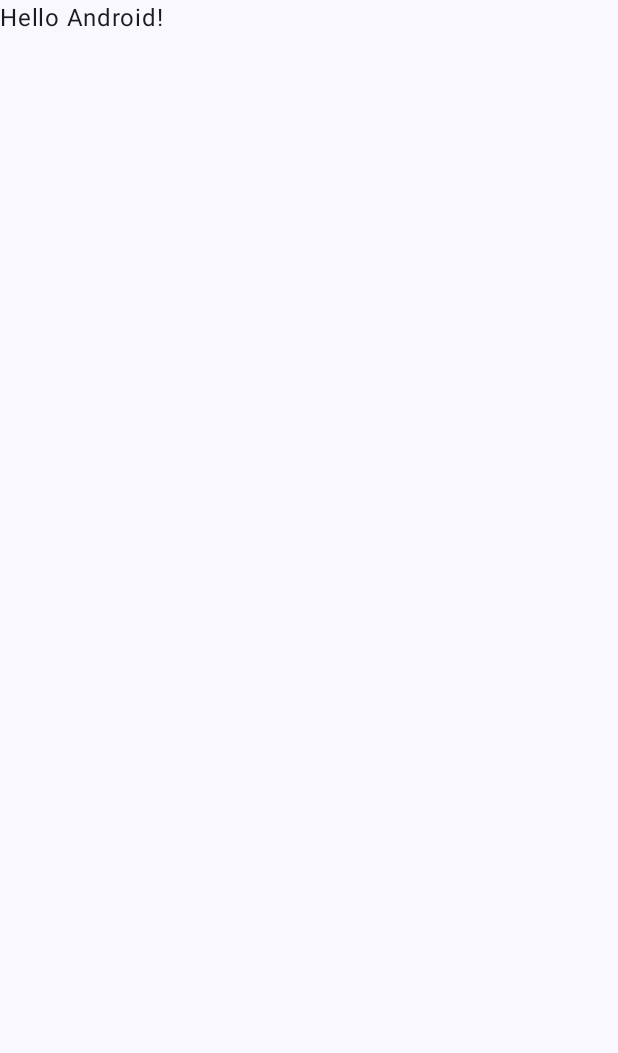
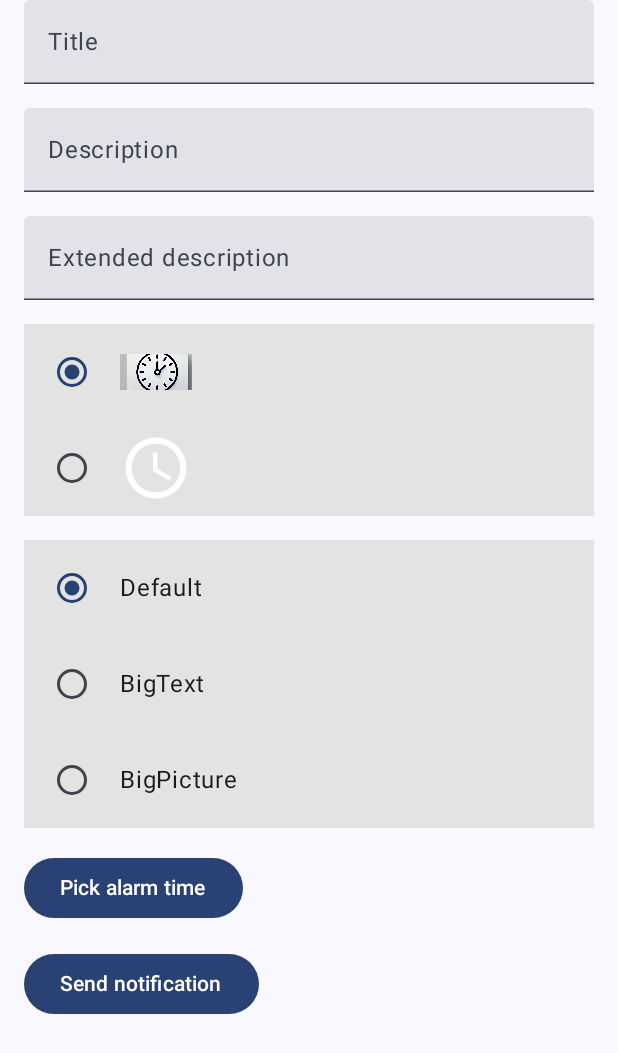
Before and after one commit to michaldziuba03/umcs-mobile-dev, an Android app built with Jetpack Compose: the screen it shows after launch (MainActivity), on a phone screen of 412 x 824 dp. Before the commit the part shown is almost empty. Shown: the top 1053 px of the screen. Run offline under Robolectric (Android 15) with nearby library versions, the phone set to English and light mode, and no system bars.

Commit message:
prepare ui for zad4

```diff
--- a/zad4/app/src/main/java/com/example/zad4/MainActivity.kt
+++ b/zad4/app/src/main/java/com/example/zad4/MainActivity.kt
@@ -4,14 +4,36 @@ import android.os.Bundle
 import androidx.activity.ComponentActivity
 import androidx.activity.compose.setContent
 import androidx.activity.enableEdgeToEdge
+import androidx.compose.foundation.Image
+import androidx.compose.foundation.background
+import androidx.compose.foundation.layout.Arrangement
+import androidx.compose.foundation.layout.Column
+import androidx.compose.foundation.layout.Row
+import androidx.compose.foundation.layout.Spacer
 import androidx.compose.foundation.layout.fillMaxSize
+import androidx.compose.foundation.layout.fillMaxWidth
 import androidx.compose.foundation.layout.padding
+import androidx.compose.foundation.layout.size
+import androidx.compose.foundation.layout.width
+import androidx.compose.foundation.selection.selectable
+import androidx.compose.material3.Button
+import androidx.compose.material3.RadioButton
 import androidx.compose.material3.Scaffold
 import androidx.compose.material3.Text
+import androidx.compose.material3.TextField
 import androidx.compose.runtime.Composable
+import androidx.compose.runtime.getValue
+import androidx.compose.runtime.mutableStateOf
+import androidx.compose.runtime.remember
+import androidx.compose.runtime.setValue
+import androidx.compose.ui.Alignment
 import androidx.compose.ui.Modifier
-import androidx.compose.ui.tooling.preview.Preview
+import androidx.compose.ui.graphics.Color
+import androidx.compose.ui.res.painterResource
+import androidx.compose.ui.semantics.Role
+import androidx.compose.ui.unit.dp
 import com.example.zad4.ui.theme.Zad4Theme
+
 
 class MainActivity : ComponentActivity() {
     override fun onCreate(savedInstanceState: Bundle?) {
@@ -20,28 +42,117 @@ class MainActivity : ComponentActivity() {
         setContent {
             Zad4Theme {
                 Scaffold(modifier = Modifier.fillMaxSize()) { innerPadding ->
-                    Greeting(
-                        name = "Android",
-                        modifier = Modifier.padding(innerPadding)
-                    )
+                    Sample(Modifier.padding(innerPadding))
                 }
             }
         }
     }
-}
 
-@Composable
-fun Greeting(name: String, modifier: Modifier = Modifier) {
-    Text(
-        text = "Hello $name!",
-        modifier = modifier
-    )
-}
+    @Composable
+    fun Sample(modifier: Modifier = Modifier) {
+        var title by remember { mutableStateOf("") }
+        var description by remember { mutableStateOf("") }
+        var details by remember { mutableStateOf("") }
 
-@Preview(showBackground = true)
-@Composable
-fun GreetingPreview() {
-    Zad4Theme {
-        Greeting("Android")
+        val icons = listOf(
+            R.drawable.clock800,
+            R.drawable.clock1,
+        )
+        var selectedIcon by remember { mutableStateOf(icons[0]) }
+
+        val styles = listOf(
+            "Default",
+            "BigText",
+            "BigPicture",
+        )
+        var selectedStyle by remember { mutableStateOf(styles[0]) }
+
+        Column(
+            modifier = modifier.padding(horizontal = 16.dp),
+            verticalArrangement = Arrangement.spacedBy(16.dp)
+        ) {
+            TextField(
+                label = { Text("Title") },
+                value = title,
+                onValueChange = { title = it },
+                modifier = Modifier.fillMaxWidth()
+            )
+            TextField(
+                label = { Text("Description") },
+                value = description,
+                onValueChange = { description = it },
+                modifier = Modifier.fillMaxWidth()
+            )
+            TextField(
+                label = { Text("Extended description") },
+                value = details,
+                onValueChange = { details = it },
+                modifier = Modifier.fillMaxWidth()
+            )
+
+            Column(
+                modifier = Modifier.background(Color(0xFFF0F0F0))
+            ) {
+                icons.forEach { iconEl ->
+                    Row(
+                        verticalAlignment = Alignment.CenterVertically,
+                        modifier = Modifier
+                            .fillMaxWidth()
+                            .background(Color(0xFFE3E3E3))
+                            .selectable(
+                                selected = selectedIcon == iconEl,
+                                onClick = { selectedIcon = iconEl },
+                                role = Role.RadioButton
+                            )
+                            .padding(8.dp)
+                    ) {
+                        RadioButton(
+                            selected = selectedIcon == iconEl,
+                            onClick = { selectedIcon = iconEl }
+                        )
+                        Spacer(modifier = Modifier.width(8.dp))
+                        Image(
+                            painter = painterResource(id = iconEl),
+                            contentDescription = null,
+                            modifier = Modifier.size(48.dp)
+                        )
+                    }
+                }
+            }
+
+            Column(
+                modifier = Modifier.background(Color(0xFFF0F0F0))
+            ) {
+                styles.forEach { style ->
+                    Row(
+                        verticalAlignment = Alignment.CenterVertically,
+                        modifier = Modifier
+                            .fillMaxWidth()
+                            .background(Color(0xFFE3E3E3))
+                            .selectable(
+                                selected = selectedStyle.equals(style),
+                                onClick = { selectedStyle = style },
+                                role = Role.RadioButton
+                            )
+                            .padding(8.dp)
+                    ) {
+                        RadioButton(
+                            selected = selectedStyle.equals(style),
+                            onClick = { selectedStyle = style }
+                        )
+                        Spacer(modifier = Modifier.width(8.dp))
+                        Text(style)
+                    }
+                }
+            }
+
+            Button(onClick = {}) {
+                Text("Pick alarm time")
+            }
+
+            Button(onClick = {}) {
+                Text("Send notification")
+            }
+        }
     }
 }
--- /dev/null
+++ b/zad4/app/src/main/res/drawable-anydpi/clock1.xml
@@ -0,0 +1,18 @@
+<vector xmlns:android="http://schemas.android.com/apk/res/android"
+    android:width="24dp"
+    android:height="24dp"
+    android:viewportWidth="24"
+    android:viewportHeight="24"
+    android:tint="#FFFFFF">
+  <group android:scaleX="1.0132159"
+      android:scaleY="1.0132159"
+      android:translateX="-0.1585903"
+      android:translateY="-0.1585903">
+    <path
+        android:fillColor="@android:color/white"
+        android:pathData="M11.99,2C6.47,2 2,6.48 2,12s4.47,10 9.99,10C17.52,22 22,17.52 22,12S17.52,2 11.99,2zM12,20c-4.42,0 -8,-3.58 -8,-8s3.58,-8 8,-8 8,3.58 8,8 -3.58,8 -8,8z"/>
+    <path
+        android:fillColor="@android:color/white"
+        android:pathData="M12.5,7H11v6l5.25,3.15 0.75,-1.23 -4.5,-2.67z"/>
+  </group>
+</vector>
```
Also changed, not shown: zad4/app/src/main/res/drawable-hdpi/clock1.png (added), zad4/app/src/main/res/drawable-mdpi/clock1.png (added), zad4/app/src/main/res/drawable-xhdpi/clock1.png (added), zad4/app/src/main/res/drawable-xxhdpi/clock1.png (added), zad4/app/src/main/res/drawable/clock800.jpg (added).
